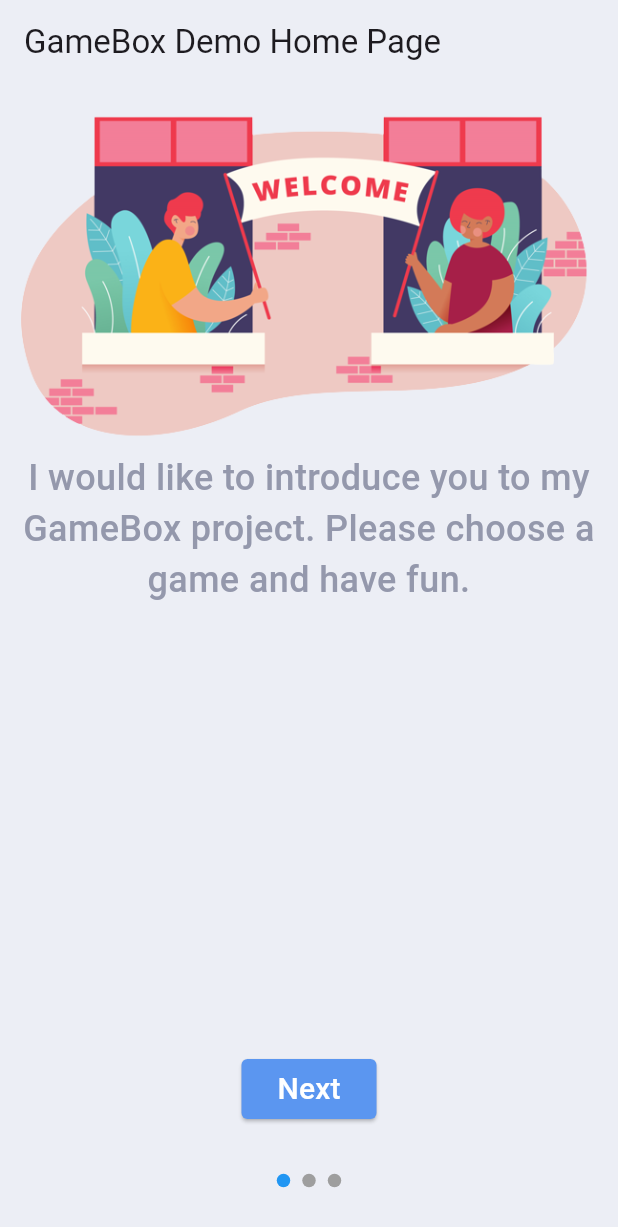
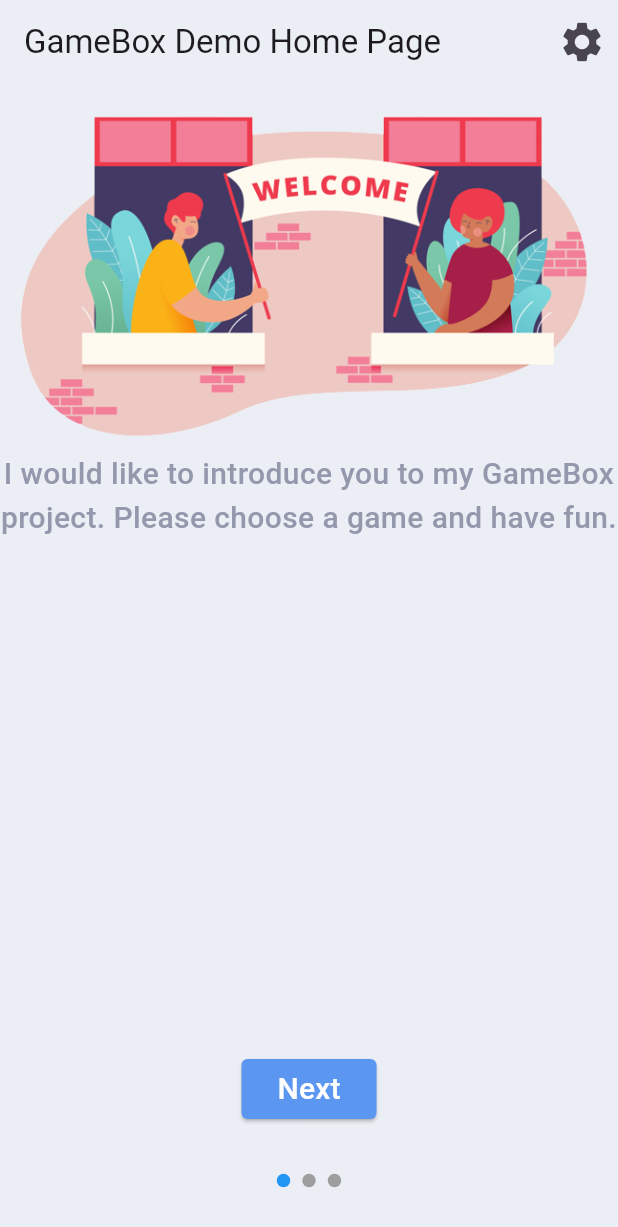
Before and after one commit to hlusovich/flutter-pet, a Flutter app: the screen it shows after launch, on a phone screen of 412 x 824 dp. Shown: the top 1227 px of the screen. Run offline on Flutter 3.47's test engine with Material 2 defaults, Android fonts, the phone set to English and light mode, and no system bars; our stand-ins replace audioplayers, easy_localization, equatable, flutter_bloc, shared_preferences.

Commit message:
add constans for icons sizes

```diff
--- a/lib/app_home.dart
+++ b/lib/app_home.dart
@@ -2,18 +2,25 @@
 import 'package:flutter/material.dart';
 import 'package:flutter_bloc/flutter_bloc.dart';
 import 'package:game_box/core/domain/bloc/theme/theme.bloc.dart';
+import 'package:game_box/core/domain/bloc/theme/theme.events.dart';
 import 'package:game_box/core/domain/bloc/theme/theme.state.dart';
+import 'package:game_box/core/presentation/constants/icons.constants.dart';
 import 'package:game_box/core/presentation/entities/locale.entity.dart';
+import 'package:game_box/core/presentation/theme/enums/theme.enum.dart';
 import 'package:game_box/features/introduction-screen/presentation/introduction_screen.widget.dart';
 import 'package:game_box/features/localization/domain/bloc/localization.bloc.dart';
 import 'package:shared_preferences/shared_preferences.dart';
 
+import 'core/presentation/shared/theme_modal/theme_modal.dart';
 import 'features/localization/domain/bloc/localization.events.dart';
 
 class AppHome extends StatefulWidget {
-  const AppHome({super.key, required this.title});
+  final String title;
 
-  final String title;
+  const AppHome({
+    required this.title,
+    super.key,
+  });
 
   @override
   State<AppHome> createState() => _AppHomeState();
@@ -54,6 +61,27 @@
                 appBar: AppBar(
                   backgroundColor: state.theme.background,
                   title: Text(widget.title),
+                  actions: [
+                    Builder(builder: (context) {
+                      return IconButton(
+                        onPressed: () {
+                          showModalWithSelect(context,
+                              values: ThemeEnum.values.map((element) => element.name).toList(),
+                              currentValue: themeBlock.theme.name,
+                              title: 'Themes', onSelect: (String? value) {
+                            if (value != themeBlock.theme.name) {
+                              themeBlock.add(const ChangeTheme());
+                            }
+                            Navigator.of(context).pop();
+                          });
+                        },
+                        icon: const Icon(
+                          Icons.settings,
+                          size: IconsConstants.l,
+                        ),
+                      );
+                    })
+                  ],
                 ),
                 body: IntroductionScreen(),
               );
--- a/lib/core/domain/bloc/theme/theme.bloc.dart
+++ b/lib/core/domain/bloc/theme/theme.bloc.dart
@@ -3,12 +3,15 @@
 import 'package:game_box/core/domain/bloc/theme/theme.state.dart';
 import 'package:game_box/core/presentation/theme/app_dark_theme.dart';
 import 'package:game_box/core/presentation/theme/app_light_theme.dart';
+import 'package:game_box/core/presentation/theme/enums/theme.enum.dart';
 
 class ThemeBloc extends Bloc<ThemeEvents, ThemeState> {
   ThemeBloc() : super(ThemeState(theme: LightTheme())) {
     on<ChangeTheme>(onChangeTheme);
   }
 
+  ThemeEnum get theme => state.theme is LightTheme ? ThemeEnum.light : ThemeEnum.dark;
+
   void onChangeTheme(ThemeEvents event, Emitter<ThemeState> emit) async {
     emit(ThemeState(theme: state.theme is LightTheme ? DarkTheme() : LightTheme()));
   }
--- /dev/null
+++ b/lib/core/presentation/constants/icons.constants.dart
@@ -0,0 +1,7 @@
+abstract final class IconsConstants {
+  static const double xxs = 2;
+  static const double xs = 4;
+  static const double s = 8;
+  static const double m = 16;
+  static const double l = 32;
+}
--- a/lib/core/presentation/shared/flow_menu/flow_menu.widget.dart
+++ b/lib/core/presentation/shared/flow_menu/flow_menu.widget.dart
@@ -1,6 +1,7 @@
 import 'package:flutter/material.dart';
 import 'package:flutter_bloc/flutter_bloc.dart';
 import 'package:game_box/core/domain/bloc/theme/theme.bloc.dart';
+import 'package:game_box/core/presentation/constants/icons.constants.dart';
 import 'package:game_box/core/presentation/shared/flow_menu/entities/menu_item.entity.dart';
 import 'package:game_box/core/presentation/shared/flow_menu/enum/flow_delegate_controller.dart';
 import 'package:game_box/core/presentation/shared/flow_menu/enum/flow_menu.enum.dart';
@@ -66,7 +67,7 @@
         child: Icon(
           item.icon,
           color: Colors.white,
-          size: 24.0,
+          size: IconsConstants.s + IconsConstants.m,
         ),
       ),
     );
--- /dev/null
+++ b/lib/core/presentation/theme/enums/theme.enum.dart
@@ -0,0 +1,13 @@
+enum ThemeEnum {
+  light,
+  dark;
+
+  String get name {
+    switch (this) {
+      case light:
+        return 'Light';
+      case dark:
+        return 'Dark';
+    }
+  }
+}
--- a/lib/features/introduction-screen/presentation/introduction_screen.widget.dart
+++ b/lib/features/introduction-screen/presentation/introduction_screen.widget.dart
@@ -2,6 +2,7 @@
 import 'package:flutter/material.dart';
 import 'package:flutter_bloc/flutter_bloc.dart';
 import 'package:game_box/core/domain/bloc/theme/theme.bloc.dart';
+import 'package:game_box/core/presentation/constants/offset.constants.dart';
 import 'package:game_box/core/presentation/entities/locale.entity.dart';
 import 'package:game_box/core/presentation/shared/image_select_item/image_select_item.dart';
 import 'package:game_box/features/introduction-screen/presentation/widgets/introduction.widget.dart';
@@ -9,6 +10,7 @@
 import 'package:game_box/features/localization/domain/bloc/localization.state.dart';
 import 'package:game_box/features/localization/presentation/localization_list.dart';
 import 'package:game_box/generated/locale_keys.g.dart';
+import 'package:game_box/routing/enums/routing.enum.dart';
 
 import 'widgets/introduction_screen_card.widget.dart';
 
@@ -31,7 +33,12 @@
           IntroductionScreenCard(
             buttonText: 'Next',
             imgPath: 'assets/images/welcome3.png',
-            body: Container(
+            body: Column(
+              children: [
+                const SizedBox(
+                  height: OffsetConstants.m,
+                ),
+                Container(
                   constraints: const BoxConstraints(maxWidth: 700),
                   child: Text(
                     LocaleKeys.introduce.tr(),
@@ -39,9 +46,11 @@
                     style: TextStyle(
                       color: context.read<ThemeBloc>().state.theme.text,
                       fontWeight: FontWeight.w500,
-                  fontSize: 24,
+                      fontSize: 20,
                     ),
                   ),
+                ),
+              ],
             ),
             onButtonTap: _moveNext,
           ),
@@ -65,27 +74,27 @@
               child: Column(
                 children: [
                   Text(
-                    LocaleKeys.introduce.tr(),
+                    LocaleKeys.choose_game.tr(),
                     textAlign: TextAlign.center,
                     style: TextStyle(
                       color: context.read<ThemeBloc>().state.theme.text,
                       fontWeight: FontWeight.w500,
-                      fontSize: 24,
+                      fontSize: 20,
                     ),
                   ),
-                  const SizedBox(height:16),
+                  const SizedBox(height: OffsetConstants.m),
                   ImageSelectItem(
                     imgPath: 'assets/images/tetris.png',
                     text: 'Tetris',
                     isSelected: false,
                     onTap: () {
-
+                      Navigator.of(context).pushNamed(RoutingEnum.tetris.name);
                     },
                   ),
                 ],
               ),
             ),
-            onButtonTap: _moveNext,
+            onButtonTap: () => Navigator.of(context).pushNamed(RoutingEnum.tetris.name),
           ),
         ],
       ),
--- a/lib/features/introduction-screen/presentation/widgets/introduction_screen_card.widget.dart
+++ b/lib/features/introduction-screen/presentation/widgets/introduction_screen_card.widget.dart
@@ -2,6 +2,7 @@
 import 'package:flutter/material.dart';
 import 'package:flutter_bloc/flutter_bloc.dart';
 import 'package:game_box/core/domain/bloc/theme/theme.bloc.dart';
+import 'package:game_box/core/presentation/constants/offset.constants.dart';
 
 class IntroductionScreenCard extends StatelessWidget {
   final VoidCallback onButtonTap;
@@ -36,7 +37,7 @@
                   height: 0,
                 ),
             const SizedBox(
-              height: 32,
+              height: OffsetConstants.l,
             ),
           ],
         ),
--- a/lib/features/localization/presentation/localization_list.dart
+++ b/lib/features/localization/presentation/localization_list.dart
@@ -1,6 +1,7 @@
 import 'package:easy_localization/easy_localization.dart';
 import 'package:flutter/widgets.dart';
 import 'package:flutter_bloc/flutter_bloc.dart';
+import 'package:game_box/core/presentation/constants/offset.constants.dart';
 import 'package:game_box/core/presentation/entities/locale.entity.dart';
 import 'package:game_box/core/presentation/shared/image_select_item/image_select_item.dart';
 import 'package:game_box/features/localization/domain/bloc/localization.bloc.dart';
@@ -26,7 +27,7 @@
           },
         ),
         const SizedBox(
-          height: 16,
+          height: OffsetConstants.m ,
         ),
         ImageSelectItem(
           imgPath: 'assets/images/russia.png',
--- a/lib/features/tetris/domain/enums/difficulties.enum.dart
+++ b/lib/features/tetris/domain/enums/difficulties.enum.dart
@@ -17,7 +17,7 @@
   int get updateSpeed {
     switch (this) {
       case DifficultiesEnum.easy:
-        return 400;
+        return 900;
       case DifficultiesEnum.medium:
         return 300;
       case DifficultiesEnum.hard:
--- a/lib/main.dart
+++ b/lib/main.dart
@@ -2,8 +2,10 @@
 import 'package:flutter/material.dart';
 import 'package:game_box/app_home.dart';
 import 'package:game_box/core/presentation/entities/locale.entity.dart';
+import 'package:game_box/features/tetris/presentation/tetris.widget.dart';
 import 'package:game_box/generated/codegen_loader.g.dart';
 import 'package:game_box/generated/locale_keys.g.dart';
+import 'package:game_box/routing/routing.dart';
 import 'package:shared_preferences/shared_preferences.dart';
 
 void main() async {
@@ -38,7 +40,7 @@
         colorScheme: ColorScheme.fromSeed(seedColor: Colors.deepPurple),
         useMaterial3: true,
       ),
-      home: AppHome(title: LocaleKeys.flutter_demo_home_page.tr()),
+      routes: routes,
     );
   }
 }
--- /dev/null
+++ b/lib/routing/enums/routing.enum.dart
@@ -0,0 +1,13 @@
+enum RoutingEnum {
+  home,
+  tetris;
+
+  get name {
+    switch (this) {
+      case home:
+        return '/';
+      case tetris:
+        return '/tetris';
+    }
+  }
+}
--- /dev/null
+++ b/lib/routing/routing.dart
@@ -0,0 +1,11 @@
+import 'package:easy_localization/easy_localization.dart';
+import 'package:flutter/widgets.dart';
+import 'package:game_box/app_home.dart';
+import 'package:game_box/features/tetris/presentation/tetris.widget.dart';
+import 'package:game_box/generated/locale_keys.g.dart';
+import 'package:game_box/routing/enums/routing.enum.dart';
+
+final Map<String, Widget Function(BuildContext)> routes = {
+  RoutingEnum.home.name: (context) => AppHome(title: LocaleKeys.flutter_demo_home_page.tr()),
+  RoutingEnum.tetris.name: (context) => const Tetris(),
+};
```
Also changed, not shown: lib/core/presentation/shared/image_select_item/image_select_item.dart (+4 -3 lines), lib/core/presentation/shared/select/select.widget.dart (added, +48 -0 lines), lib/features/tetris/features/game_field/features/game_controllers/presentation/game_controllers.widget.dart (+4 -3 lines), lib/features/tetris/presentation/tetris.widget.dart (+11 -2 lines), lib/generated/codegen_loader.g.dart. Lines whose indentation alone changed are shown as unchanged.
